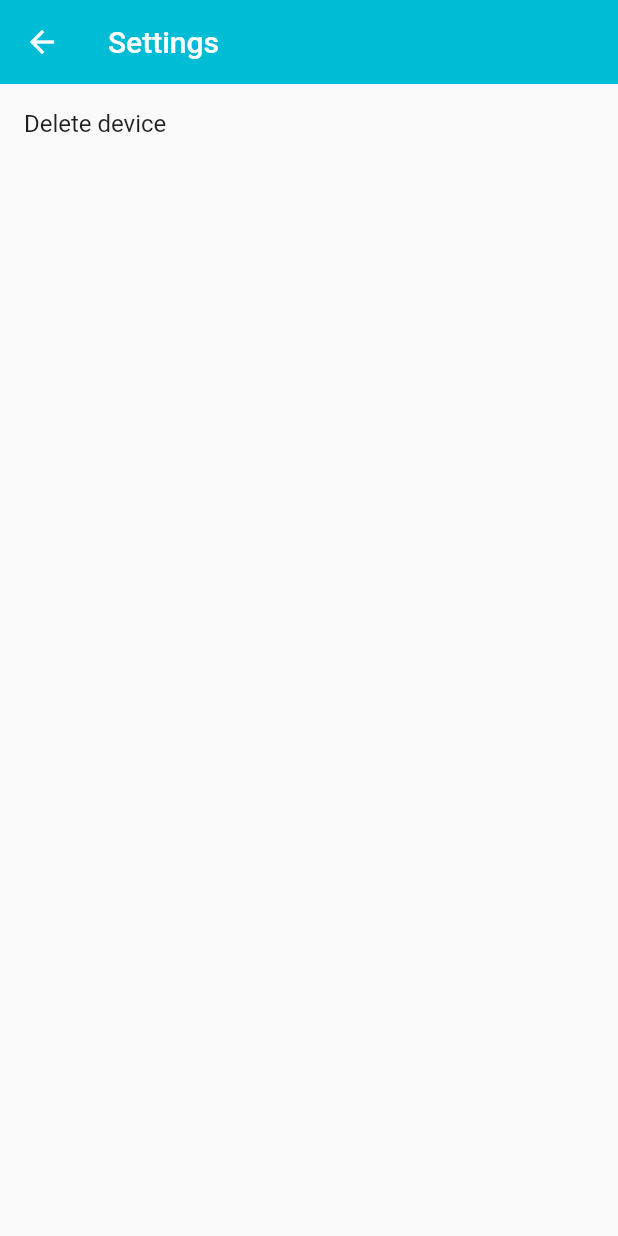
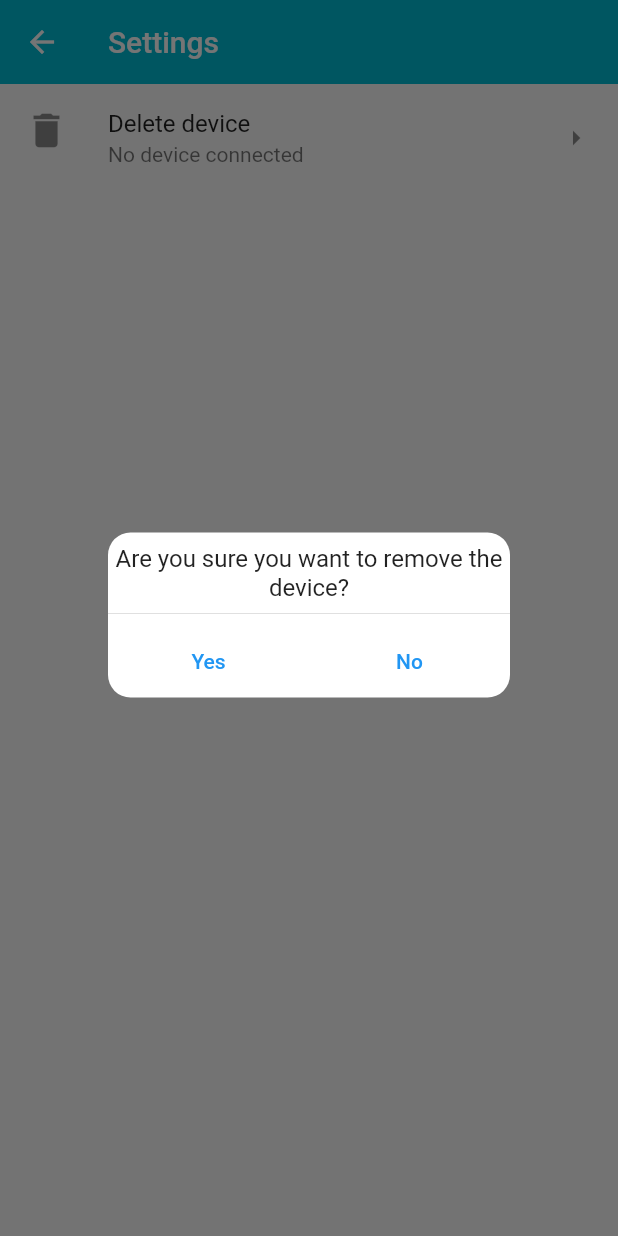
Before and after one commit to JaredLevi23/checkme_pro, a Flutter app: the SettingsPage screen opened by its route, after a tap on "Delete device", on a phone screen of 412 x 824 dp. Run offline on Flutter 3.47's test engine with Material 2 defaults, Android fonts, the phone set to English and light mode, and no system bars; our stand-ins replace shared_preferences; accounts and stored records are empty.

Commit message:
bluetooth control

```diff
--- a/lib/src/pages/select_user_page.dart
+++ b/lib/src/pages/select_user_page.dart
@@ -52,7 +52,6 @@ class SelectUserPage extends StatelessWidget {
             ),
             onTap: title == 'PED'
             ? ()async{
-              log('PED');
                 final res = await checkmeProvider.beginReadFileList(
                   indexTypeFile: 9,
                   userId: int.parse(user.userId)
@@ -60,13 +59,10 @@ class SelectUserPage extends StatelessWidget {
                 Navigator.pushNamed(context, 'checkme/ped');
               }
             : () async{
-              log('DLC');
                 final res = await checkmeProvider.beginReadFileList(
                   indexTypeFile: 2,
                   userId: int.parse(user.userId)
                 );
-
-                log( res );
                 Navigator.pushNamed(context, 'checkme/dlc');
               }
           );
--- a/lib/src/pages/settings_page.dart
+++ b/lib/src/pages/settings_page.dart
@@ -1,13 +1,21 @@
+import 'package:checkme_pro_develop/src/providers/checkme_channel_provider.dart';
 import 'package:checkme_pro_develop/src/shar_prefs/device_preferences.dart';
 import 'package:flutter/material.dart';
+import 'package:provider/provider.dart';
 
-class SettingsPage extends StatelessWidget {
+class SettingsPage extends StatefulWidget {
   const SettingsPage({Key? key}) : super(key: key);
 
+  @override
+  State<SettingsPage> createState() => _SettingsPageState();
+}
+
+class _SettingsPageState extends State<SettingsPage> {
   @override
   Widget build(BuildContext context) {
 
     final _prefs = DevicePreferences();
+    final checkmeProvider = Provider.of< CheckmeChannelProvider >(context);
 
     return Scaffold(
       appBar: AppBar(
@@ -19,9 +27,55 @@ class SettingsPage extends StatelessWidget {
 
           ListTile(
             title: const Text('Delete device'),
-            subtitle: Text( _prefs.uuid ),
-            onTap: (){
-              _prefs.uuid = '';
+            subtitle: Text( _prefs.deviceName == '' ? 'No device connected' : _prefs.deviceName ),
+            leading: const Icon( Icons.delete, size: 30,),
+            trailing: const Icon( Icons.arrow_right_sharp ),
+            onTap: () async {
+
+              await showDialog(context: context, builder: (_) {
+                return AlertDialog(
+                  backgroundColor: Colors.transparent,
+                  elevation: 0,
+                  content: Container(
+                    margin: const EdgeInsets.symmetric( horizontal: 8, vertical: 30 ),
+                    height: 110,
+                    decoration: BoxDecoration(
+                      borderRadius: BorderRadius.circular( 15 ),
+                      color: Colors.white
+                    ),
+                    child: Column(
+                      mainAxisAlignment: MainAxisAlignment.center,
+                      children: [
+                        const Spacer(),
+                        const Text('Are you sure you want to remove the device?', textAlign: TextAlign.center,),
+                        const Divider(),
+
+                        Row(
+                          mainAxisAlignment: MainAxisAlignment.spaceAround,
+                          children: [
+                            TextButton(
+                              child: const Text('Yes'),
+                              onPressed: (){
+                                checkmeProvider.cancelConnect();
+                                _prefs.uuid = '';
+                                _prefs.deviceName = '';
+
+                                Navigator.pop(context);
+                              },
+                            ),
+                            TextButton(
+                              onPressed: ()=> Navigator.pop(context),
+                              child: const Text('No')
+                            ),
+                          ],
+                        )
+                      ],
+                    ),
+                  ),
+                );
+              });
+
+              setState(() {});
             },
           )
 
--- a/lib/src/shar_prefs/device_preferences.dart
+++ b/lib/src/shar_prefs/device_preferences.dart
@@ -20,4 +20,10 @@ class DevicePreferences{
   set uuid(String uuid) {
      _prefs.setString('uuid', uuid);
   }
+
+  String get deviceName => _prefs.getString('device') ?? '';
+
+  set deviceName(String device) {
+     _prefs.setString('device', device);
+  }
 }
--- a/lib/src/widgets/custom_drawer.dart
+++ b/lib/src/widgets/custom_drawer.dart
@@ -51,9 +51,7 @@ class CustomDrawer extends StatelessWidget {
           _optionDrawer(
             iconData: Icons.info,
             title: 'About',
-            onPressed: (){
-              log( _dev.uuid  );
-            }
+            onPressed: (){}
           ),
           _optionDrawer(
             iconData: Icons.logout,
```
Also changed, not shown: lib/src/providers/checkme_channel_provider.dart (+9 -5 lines), lib/src/widgets/dialog_selector.dart (+7 -1 lines).
